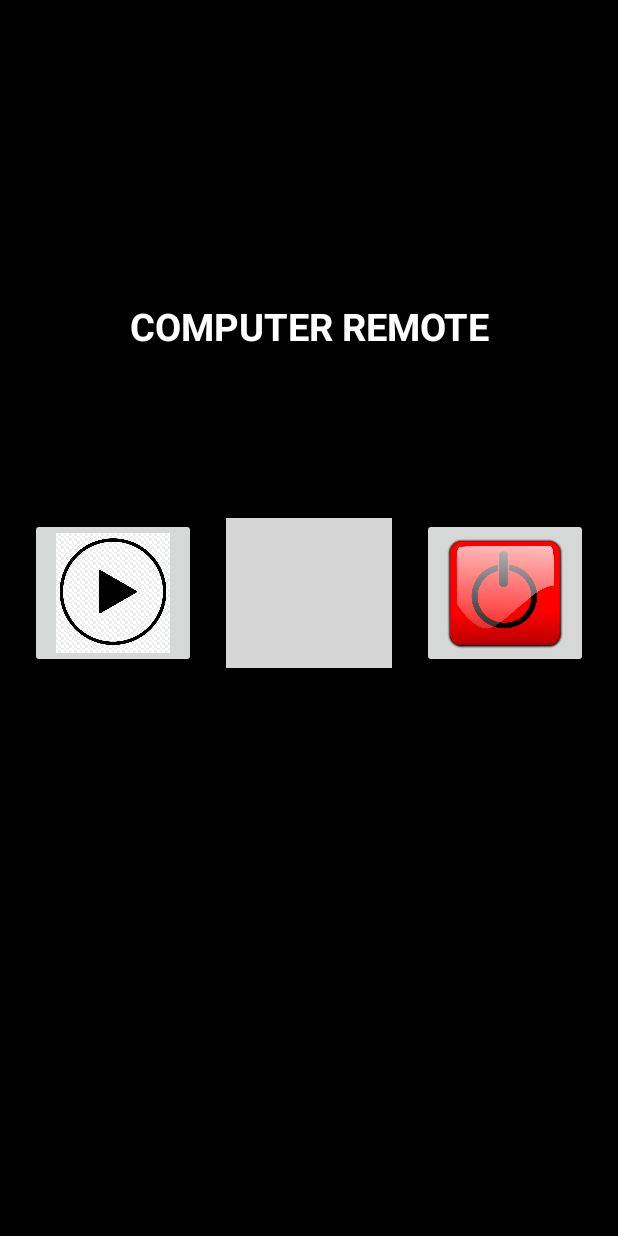
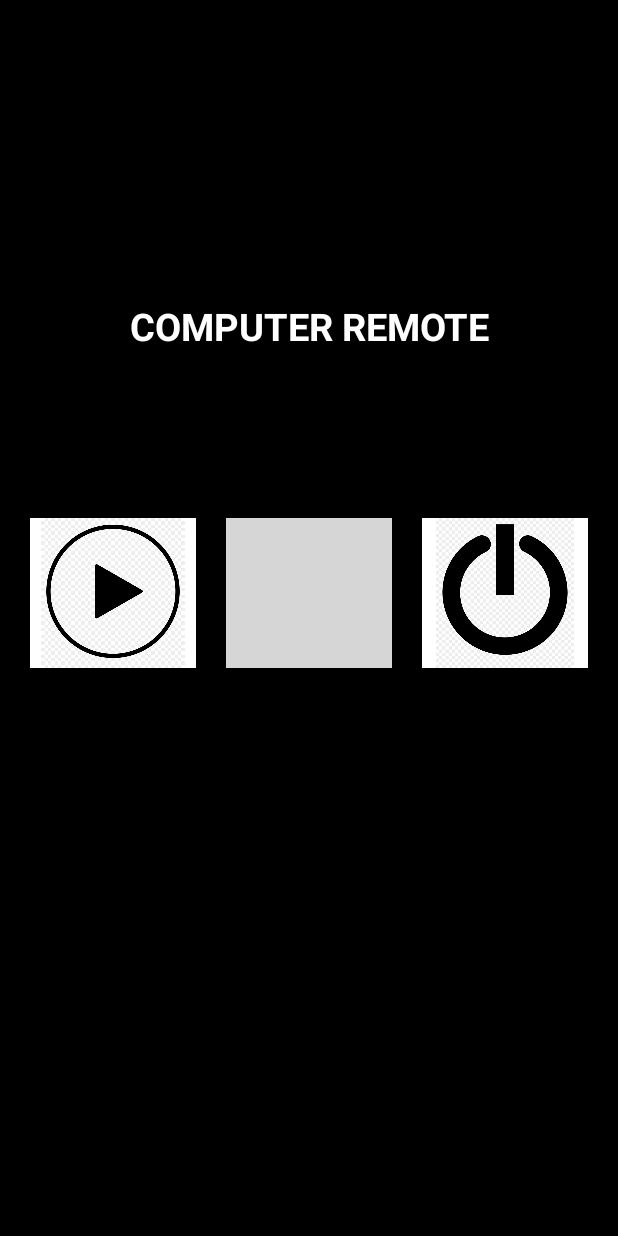
Before and after one commit to JayantGoel001/CYC, an Android app: the layout activity_main.xml on its own in the app's theme, with its tools: preview values and no code run, on a phone screen of 412 x 824 dp. Run offline under Robolectric (Android 15) with nearby library versions, the phone set to English and light mode, and no system bars; grey boxes are pictures that could not be loaded.

Commit message:
Initial Commit

```diff
--- a/app/src/main/res/layout/activity_main.xml
+++ b/app/src/main/res/layout/activity_main.xml
@@ -28,6 +28,7 @@
         android:layout_height="wrap_content">
 
         <ImageButton
+            android:background="@color/white"
             android:id="@+id/play"
             android:layout_weight="1"
             android:layout_margin="10dp"
@@ -37,6 +38,7 @@
             android:layout_height="100sp"
             tools:ignore="ContentDescription" />
         <ImageButton
+            android:background="@color/white"
             android:id="@+id/restart"
             android:layout_weight="1"
             android:layout_margin="10dp"
@@ -46,6 +48,7 @@
             android:layout_height="100sp"
             tools:ignore="ContentDescription" />
         <ImageButton
+            android:background="@color/white"
             android:id="@+id/shutdown"
             android:layout_margin="10dp"
             android:layout_weight="1"
```
Also changed, not shown: app/src/main/java/com/example/cyc/MainActivity.kt (+17 -0 lines), app/src/main/res/drawable/shutdown.png. Lines whose indentation alone changed are shown as unchanged.
